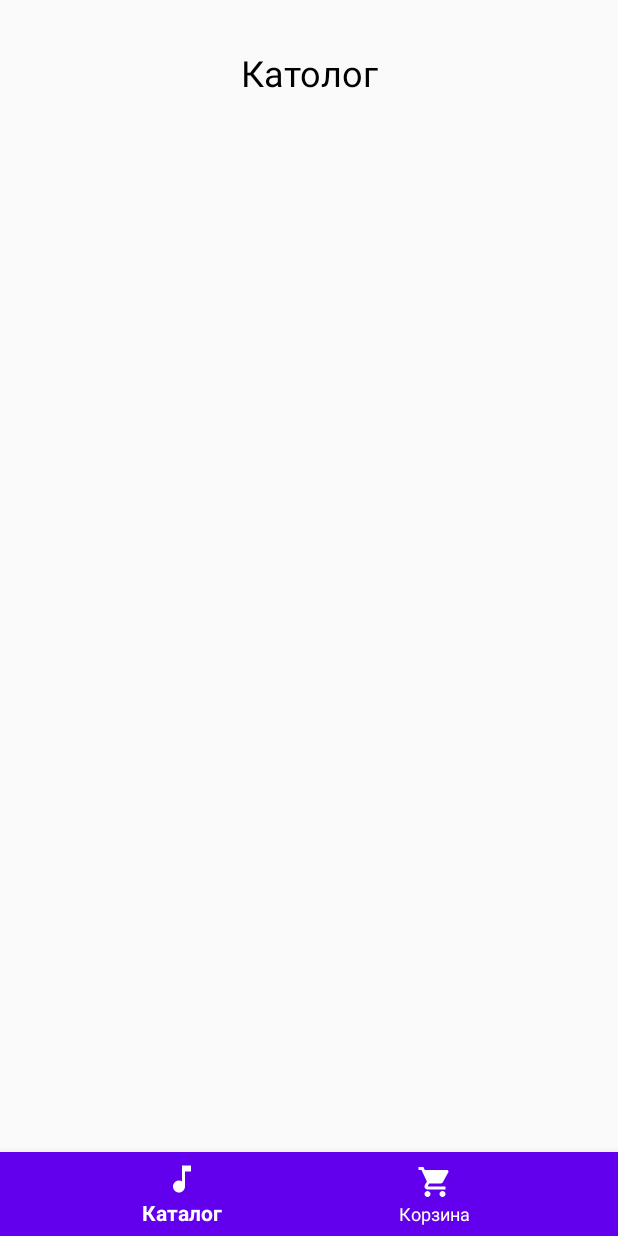
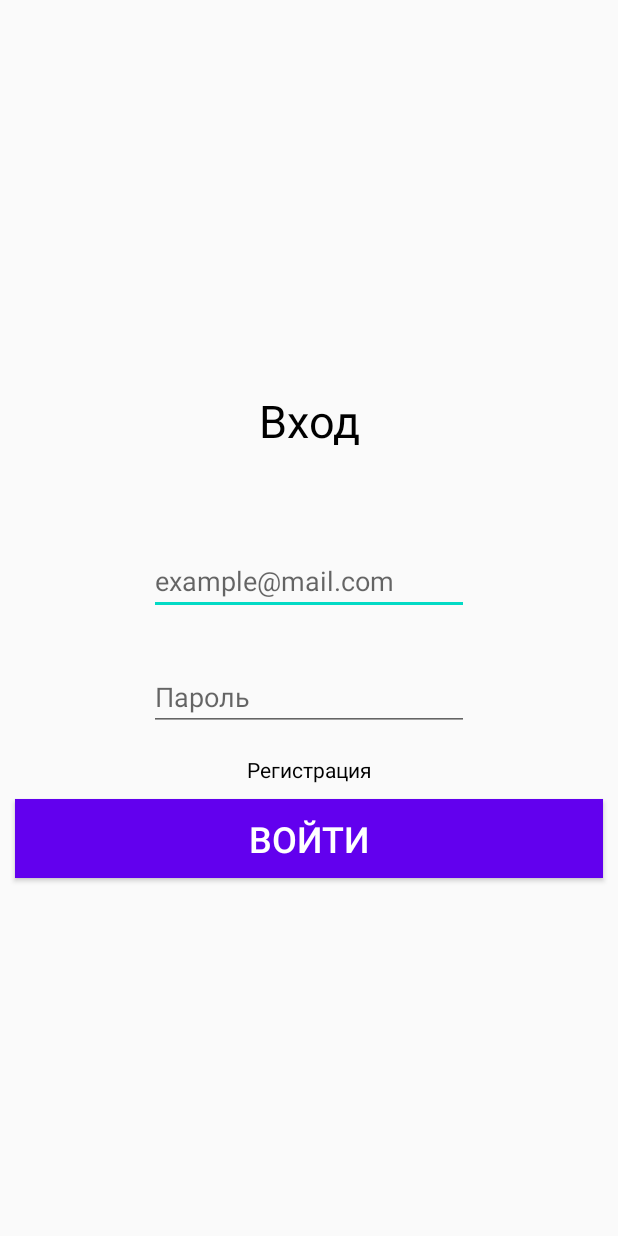
Before and after one commit to Skyrel74/HW4L7, an Android app: the screen it shows after launch (CatalogActivity before the commit, AuthActivity after it), on a phone screen of 412 x 824 dp. Run offline under Robolectric (Android 15) with nearby library versions, the phone set to English and light mode, and no system bars; our stand-ins replace Firebase (no records; nobody signed in at launch, a user with empty details on screens opened directly); libraries missing offline, so code that uses them is left out: moxy.ktx.moxyPresenter.

Commit message:
User register and auth is made

```diff
--- a/app/src/main/AndroidManifest.xml
+++ b/app/src/main/AndroidManifest.xml
@@ -14,7 +14,7 @@
         android:theme="@style/AppTheme"
         android:usesCleartextTraffic="true">
 
-        <activity android:name=".ui.catalog.CatalogActivity" >
+        <activity android:name=".ui.auth.AuthActivity">
             <intent-filter>
                 <action android:name="android.intent.action.MAIN" />
                 <category android:name="android.intent.category.LAUNCHER" />
@@ -22,6 +22,8 @@
         </activity>
 
         <activity android:name=".ui.checkout.CheckoutActivity" />
+        <activity android:name=".ui.signup.SignUpActivity" />
+        <activity android:name=".ui.catalog.CatalogActivity" />
         <activity android:name=".ui.cart.CartActivity" />
         <activity android:name=".ui.detailed.DetailedActivity" />
     </application>
--- a/app/src/main/java/com/example/hw4l7/di/AppComponent.kt
+++ b/app/src/main/java/com/example/hw4l7/di/AppComponent.kt
@@ -3,10 +3,12 @@ package com.example.hw4l7.di
 import android.content.Context
 import com.example.hw4l7.di.modules.MainApiModule
 import com.example.hw4l7.di.modules.PreferencesModule
+import com.example.hw4l7.ui.auth.AuthActivity
 import com.example.hw4l7.ui.cart.CartActivity
 import com.example.hw4l7.ui.catalog.CatalogActivity
 import com.example.hw4l7.ui.checkout.CheckoutActivity
 import com.example.hw4l7.ui.detailed.DetailedActivity
+import com.example.hw4l7.ui.signup.SignUpActivity
 import dagger.BindsInstance
 import dagger.Component
 import javax.inject.Singleton
@@ -31,4 +33,6 @@ interface AppComponent {
     fun inject(activity: DetailedActivity)
     fun inject(activity: CartActivity)
     fun inject(activity: CheckoutActivity)
+    fun inject(activity: AuthActivity)
+    fun inject(activity: SignUpActivity)
 }
--- /dev/null
+++ b/app/src/main/java/com/example/hw4l7/ui/auth/AuthActivity.kt
@@ -0,0 +1,95 @@
+package com.example.hw4l7.ui.auth
+
+import android.content.Intent
+import android.os.Bundle
+import android.util.Patterns
+import android.widget.Toast
+import com.example.hw4l7.R
+import com.example.hw4l7.presenter.auth.AuthPresenter
+import com.example.hw4l7.ui.BaseActivity
+import com.example.hw4l7.ui.catalog.CatalogActivity
+import com.example.hw4l7.ui.signup.SignUpActivity
+import com.google.firebase.auth.FirebaseAuth
+import com.google.firebase.auth.FirebaseUser
+import kotlinx.android.synthetic.main.activity_auth.*
+import moxy.ktx.moxyPresenter
+
+class AuthActivity : BaseActivity(), AuthView {
+
+    private lateinit var auth: FirebaseAuth
+
+    private val presenter by moxyPresenter { AuthPresenter() }
+
+    override fun onCreate(savedInstanceState: Bundle?) {
+        super.onCreate(savedInstanceState)
+
+        setContentView(R.layout.activity_auth)
+        auth = FirebaseAuth.getInstance()
+
+        LogInButton.setOnClickListener {
+            startActivity(Intent(this, CatalogActivity::class.java))
+            finish()
+        }
+
+        SignUp.setOnClickListener {
+            startActivity(Intent(this, SignUpActivity::class.java))
+            finish()
+        }
+    }
+
+    private fun doLogin() {
+        if (Email.text.toString().isEmpty()) {
+            Email.error = "Please enter email"
+            Email.requestFocus()
+            return
+        }
+
+        if (!Patterns.EMAIL_ADDRESS.matcher(Email.text.toString()).matches()) {
+            Email.error = "Please enter valid email"
+            Email.requestFocus()
+            return
+        }
+
+        if (Password.text.toString().isEmpty()) {
+            Password.error = "Please enter password"
+            Password.requestFocus()
+            return
+        }
+
+        auth.signInWithEmailAndPassword(Email.text.toString(), Password.text.toString())
+            .addOnCompleteListener(this) { task ->
+                if (task.isSuccessful) {
+                    val user = auth.currentUser
+                    updateUI(user)
+                } else {
+
+                    updateUI(null)
+                }
+            }
+    }
+
+    public override fun onStart() {
+        super.onStart()
+        val currentUser = auth.currentUser
+        updateUI(currentUser)
+    }
+
+    override fun updateUI(currentUser: FirebaseUser?) {
+        if (currentUser != null) {
+            if (currentUser.isEmailVerified) {
+                startActivity(Intent(this, CatalogActivity::class.java))
+                finish()
+            } else {
+                Toast.makeText(
+                    baseContext, "Please verify your email address.",
+                    Toast.LENGTH_SHORT
+                ).show()
+            }
+        } else {
+            Toast.makeText(
+                baseContext, "Login failed.",
+                Toast.LENGTH_SHORT
+            ).show()
+        }
+    }
+}
--- /dev/null
+++ b/app/src/main/java/com/example/hw4l7/ui/auth/AuthView.kt
@@ -0,0 +1,13 @@
+package com.example.hw4l7.ui.auth
+
+import com.google.firebase.auth.FirebaseUser
+import moxy.MvpView
+import moxy.viewstate.strategy.AddToEndSingleStrategy
+import moxy.viewstate.strategy.StateStrategyType
+
+@StateStrategyType(AddToEndSingleStrategy::class)
+interface AuthView : MvpView {
+
+    @StateStrategyType(AddToEndSingleStrategy::class)
+    fun updateUI(currentUser: FirebaseUser?)
+}
--- /dev/null
+++ b/app/src/main/res/layout/activity_auth.xml
@@ -0,0 +1,90 @@
+<?xml version="1.0" encoding="utf-8"?>
+
+<androidx.constraintlayout.widget.ConstraintLayout xmlns:android="http://schemas.android.com/apk/res/android"
+    xmlns:app="http://schemas.android.com/apk/res-auto"
+    xmlns:tools="http://schemas.android.com/tools"
+    android:layout_width="match_parent"
+    android:layout_height="wrap_content"
+    android:layout_centerInParent="false"
+    android:layout_centerHorizontal="false"
+    android:layout_centerVertical="false"
+    android:layout_gravity="center"
+    tools:context=".ui.checkout.CheckoutActivity"
+    tools:layout_editor_absoluteY="186dp">
+
+    <TextView
+        android:id="@+id/Log_In"
+        android:layout_width="wrap_content"
+        android:layout_height="wrap_content"
+        android:layout_marginTop="32dp"
+        android:text="Вход"
+        android:textColor="@android:color/black"
+        android:textSize="30sp"
+        app:layout_constraintBottom_toTopOf="@+id/Email"
+        app:layout_constraintEnd_toEndOf="parent"
+        app:layout_constraintHorizontal_bias="0.5"
+        app:layout_constraintStart_toStartOf="parent"
+        app:layout_constraintTop_toTopOf="parent" />
+
+    <EditText
+        android:id="@+id/Email"
+        android:layout_width="wrap_content"
+        android:layout_height="wrap_content"
+        android:layout_marginTop="64dp"
+        android:autoLink="email"
+        android:autofillHints=""
+        android:ems="10"
+        android:hint="example@mail.com"
+        android:inputType="textEmailAddress"
+        app:layout_constraintBottom_toTopOf="@+id/Password"
+        app:layout_constraintEnd_toEndOf="parent"
+        app:layout_constraintHorizontal_bias="0.5"
+        app:layout_constraintStart_toStartOf="parent"
+        app:layout_constraintTop_toBottomOf="@+id/Log_In" />
+
+    <EditText
+        android:id="@+id/Password"
+        android:layout_width="wrap_content"
+        android:layout_height="wrap_content"
+        android:layout_marginTop="32dp"
+        android:autofillHints=""
+        android:ems="10"
+        android:hint="Пароль"
+        android:inputType="textPersonName|textPassword"
+        android:password="true"
+        app:layout_constraintBottom_toTopOf="@+id/PayChose"
+        app:layout_constraintEnd_toEndOf="parent"
+        app:layout_constraintHorizontal_bias="0.5"
+        app:layout_constraintStart_toStartOf="parent"
+        app:layout_constraintTop_toBottomOf="@+id/Email" />
+
+    <TextView
+        android:id="@+id/SignUp"
+        android:layout_width="wrap_content"
+        android:layout_height="wrap_content"
+        android:layout_marginTop="16dp"
+        android:layout_marginBottom="16dp"
+        android:text="Регистрация"
+        android:textColor="@android:color/black"
+        app:layout_constraintBottom_toTopOf="@+id/PayButton"
+        app:layout_constraintEnd_toEndOf="parent"
+        app:layout_constraintHorizontal_bias="0.5"
+        app:layout_constraintStart_toStartOf="parent"
+        app:layout_constraintTop_toBottomOf="@+id/Password" />
+
+    <Button
+        android:id="@+id/LogInButton"
+        style="@style/bigPrimaryBackground"
+        android:layout_width="match_parent"
+        android:layout_height="wrap_content"
+        android:layout_margin="10dp"
+        android:layout_marginBottom="24dp"
+        android:text="Войти"
+        android:textSize="24sp"
+        app:layout_constraintBottom_toBottomOf="parent"
+        app:layout_constraintEnd_toEndOf="parent"
+        app:layout_constraintHorizontal_bias="0.5"
+        app:layout_constraintStart_toStartOf="parent"
+        app:layout_constraintTop_toBottomOf="@+id/SignUp" />
+
+</androidx.constraintlayout.widget.ConstraintLayout>
--- a/app/src/main/res/values/strings.xml
+++ b/app/src/main/res/values/strings.xml
@@ -1,7 +1,7 @@
 <!DOCTYPE resources [<!ENTITY rouble "₽">]>
 <resources>
     <!-- Global values -->
-    <string name="app_name">Syncopa</string>
+    <string name="app_name">Pawnshop</string>
     <string name="rouble">&rouble;</string>
 
     <!-- Checkout -->
--- a/build.gradle
+++ b/build.gradle
@@ -9,8 +9,9 @@ buildscript {
 
     }
     dependencies {
-        classpath 'com.android.tools.build:gradle:3.6.3'
+        classpath 'com.android.tools.build:gradle:4.0.1'
         classpath "org.jetbrains.kotlin:kotlin-gradle-plugin:$kotlin_version"
+        classpath 'com.google.gms:google-services:4.3.3'
 
         // NOTE: Do not place your application dependencies here; they belong
         // in the individual module build.gradle files
```
Also changed, not shown: app/build.gradle (+9 -0 lines), app/src/main/java/com/example/hw4l7/presenter/auth/AuthPresenter.kt (added, +18 -0 lines), app/src/main/java/com/example/hw4l7/presenter/signup/SignUpPresenter.kt (added, +18 -0 lines), app/src/main/java/com/example/hw4l7/ui/catalog/CatalogActivity.kt (+27 -0 lines), app/src/main/java/com/example/hw4l7/ui/signup/SignUpActivity.kt (added, +73 -0 lines), app/src/main/java/com/example/hw4l7/ui/signup/SignUpView.kt (added, +8 -0 lines), app/src/main/res/layout/activity_signup.xml (added, +77 -0 lines), gradle/wrapper/gradle-wrapper.properties, 1 other file.
